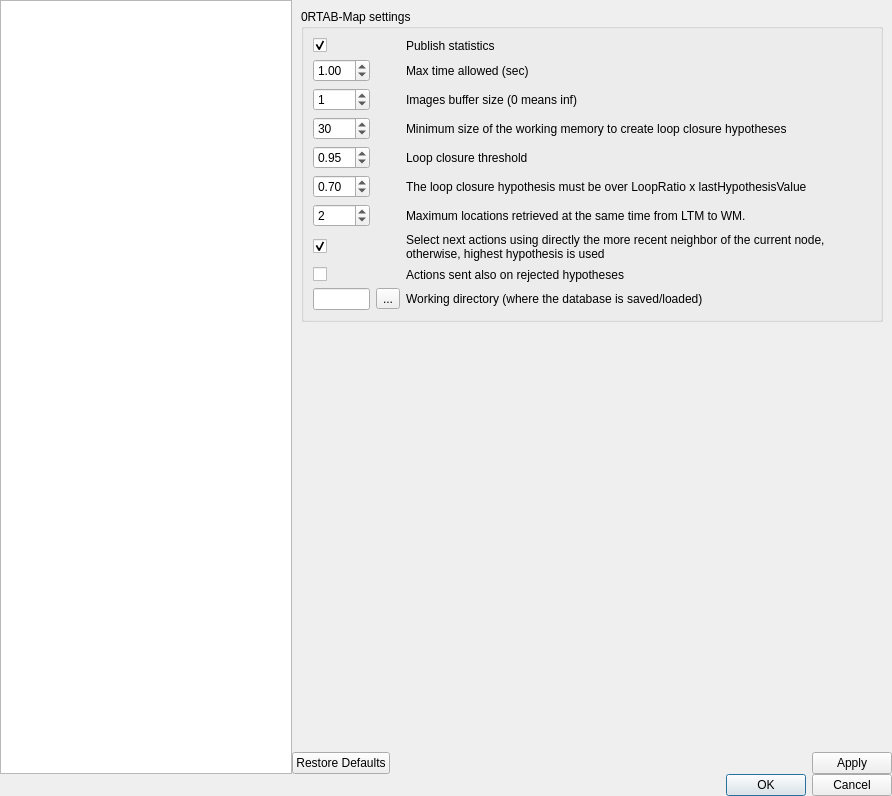
introlab/rtabmap, file guilib/src/ui/preferencesDialog.ui: the form before one commit.
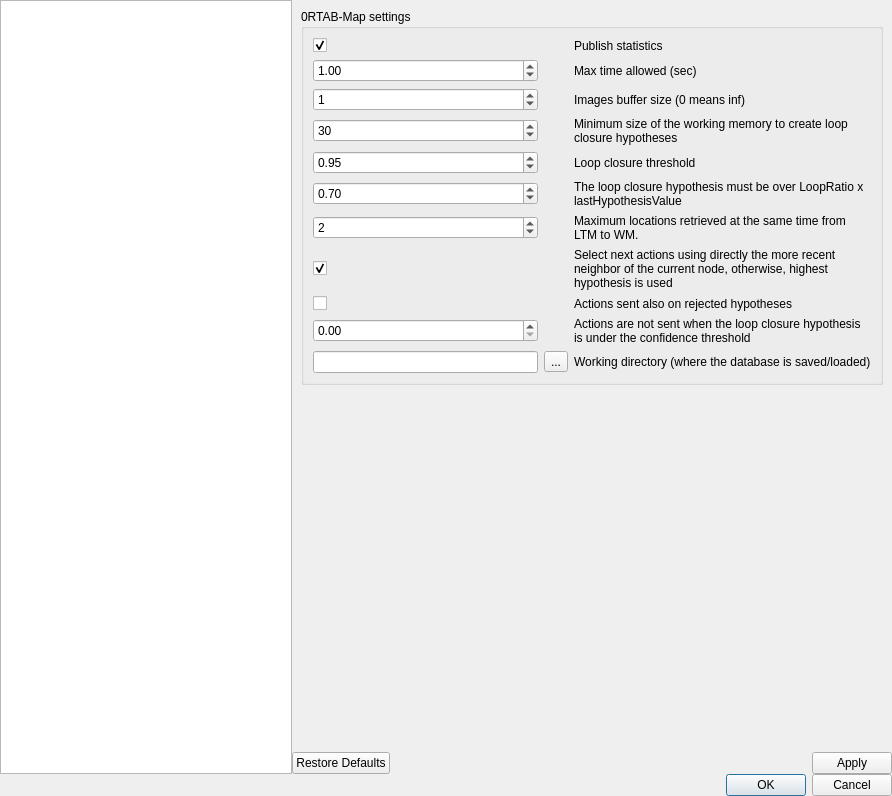
The form after the commit. The open tabs and pages were chosen to show the change. Icons and pictures are not drawn. Custom widgets are drawn as their Qt base class.

Commit message: Added confidence threshold parameter

Diff of the .ui file:
```diff
--- a/guilib/src/ui/preferencesDialog.ui
+++ b/guilib/src/ui/preferencesDialog.ui
@@ -806,7 +806,7 @@
              <property name="title">
               <string>0RTAB-Map settings</string>
              </property>
-             <layout class="QGridLayout" name="gridLayout_4" columnstretch="1,0,10">
+             <layout class="QGridLayout" name="gridLayout_4" columnstretch="1,0,0">
               <item row="0" column="0">
                <widget class="QCheckBox" name="general_checkBox_publishStats">
                 <property name="text">
@@ -930,21 +930,21 @@
                 </property>
                </widget>
               </item>
-              <item row="9" column="0">
+              <item row="10" column="0">
                <widget class="QLineEdit" name="lineEdit_workingDirectory">
                 <property name="readOnly">
                  <bool>true</bool>
                 </property>
                </widget>
               </item>
-              <item row="9" column="2">
+              <item row="10" column="2">
                <widget class="QLabel" name="label_87">
                 <property name="text">
                  <string>Working directory (where the database is saved/loaded)</string>
                 </property>
                </widget>
               </item>
-              <item row="9" column="1">
+              <item row="10" column="1">
                <widget class="QToolButton" name="toolButton_workingDirectory">
                 <property name="text">
                  <string>...</string>
@@ -1014,6 +1014,29 @@
                 </property>
                </widget>
               </item>
+              <item row="9" column="2">
+               <widget class="QLabel" name="label_52">
+                <property name="text">
+                 <string>Actions are not sent when the loop closure hypothesis is under the confidence threshold</string>
+                </property>
+                <property name="wordWrap">
+                 <bool>true</bool>
+                </property>
+               </widget>
+              </item>
+              <item row="9" column="0">
+               <widget class="QDoubleSpinBox" name="general_doubleSpinBox_confidenceThr">
+                <property name="maximum">
+                 <double>1.000000000000000</double>
+                </property>
+                <property name="singleStep">
+                 <double>0.010000000000000</double>
+                </property>
+                <property name="value">
+                 <double>0.000000000000000</double>
+                </property>
+               </widget>
+              </item>
              </layout>
             </widget>
            </item>
```
Left out of the diff: 4 changed lines with no effect on the pictures. The commit also changes 4 other files.
